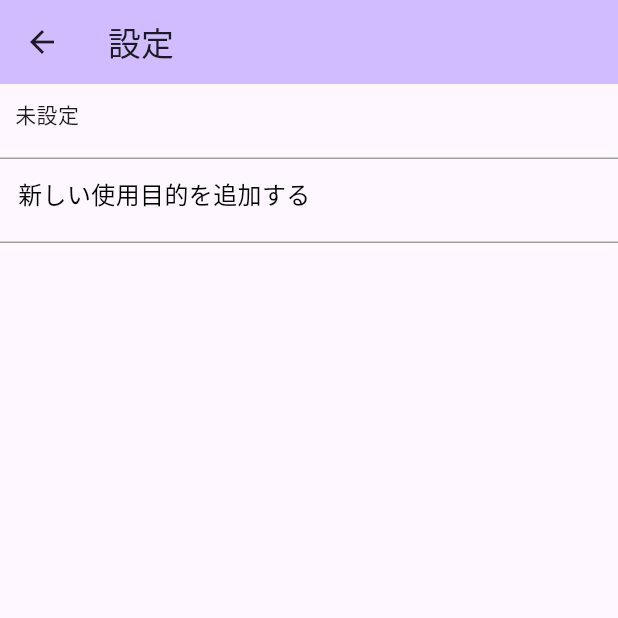
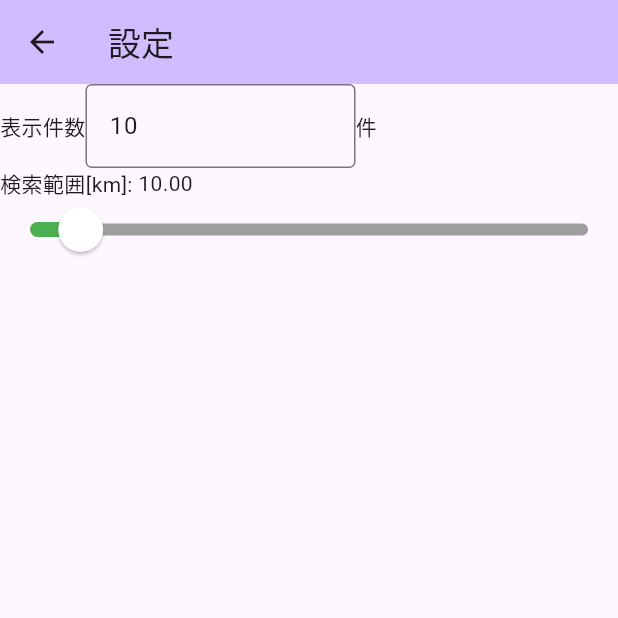
Before and after one commit to starcut/seeking_my_place, a Flutter app: the screen it shows after launch, after a tap on the "settings" icon, on a phone screen of 412 x 824 dp, the top half of it. Run offline on Flutter 3.47's test engine with Material 3 defaults, Android fonts, the phone set to English and light mode, and no system bars; drawn by our look-alikes of flutter_slidable; our stand-ins replace csv, dio, file_picker, flutter_riverpod, geocoding, geolocator and 5 more; accounts and stored records are empty.

Commit message:
お気に入りの表示件数、現在地から表示する距離の範囲、GoogleMapの表示切り替えを実装

```diff
--- a/lib/Provider/home_provider.dart
+++ /dev/null
@@ -1,109 +0,0 @@
-import 'package:flutter_riverpod/flutter_riverpod.dart';
-import 'package:google_maps_flutter/google_maps_flutter.dart';
-import 'package:seeking_my_place/api/controller/database/database_manager.dart';
-
-import 'package:seeking_my_place/api/controller/location/location_manager.dart';
-import 'package:seeking_my_place/entity/favorite_place_entity.dart';
-
-final locationSearchStateNotifierProvider =
-StateNotifierProvider<LocationProvider, LatLng>((ref) {
-  return LocationProvider(const LatLng(0,0));
-});
-
-class LocationProvider extends StateNotifier<LatLng> {
-  LocationProvider(LatLng state) : super(state) {
-    getCurrentPosition();
-  }
-
-  Future getCurrentPosition() async {
-    await LocationManager.shared.request();
-    var position = await LocationManager.shared.determinePosition();
-    state = LatLng(position.latitude, position.longitude);
-  }
-}
-
-final favoritePlaceListStateNotifierProvider =
-StateNotifierProvider<FavoritePlaceProvider, List<FavoritePlaceEntity>>((ref) {
-  return FavoritePlaceProvider([]);
-});
-
-class FavoritePlaceProvider extends StateNotifier<List<FavoritePlaceEntity>> {
-  FavoritePlaceProvider(List<FavoritePlaceEntity> state) : super([]) {
-    getFavoritePlace();
-  }
-
-  Future getFavoritePlace() async {
-    try {
-      state = await DatabaseManager.shared.selectAllPlaces();
-    } on Exception catch (exception) {
-      throw Exception(exception);
-    }
-  }
-}
-
-final favoritePlaceListUpdateStateNotifierProvider =
-StateNotifierProvider<FavoritePlaceUpdateProvider, void>((ref) {
-  return FavoritePlaceUpdateProvider();
-});
-
-class FavoritePlaceUpdateProvider extends StateNotifier<void> {
-  FavoritePlaceUpdateProvider() : super(0);
-
-  Future deleteFavoritePlace(int id) async {
-    try {
-      await DatabaseManager.shared.deleterFavoritePlace(id);
-    } on Exception catch (exception) {
-      throw Exception(exception);
-    }
-  }
-}
-
-final markerListStateNotifierProvider =
-StateNotifierProvider<MarkerListProvider, Set<Marker>>((ref) {
-  return MarkerListProvider(Set());
-});
-
-class MarkerListProvider extends StateNotifier<Set<Marker>> {
-  MarkerListProvider(Set<Marker> state) : super(Set()) {
-    getMarkerList();
-  }
-
-  Future getMarkerList() async {
-    state = Set();
-    var favoritePlaces = <FavoritePlaceEntity>[];
-    try {
-      favoritePlaces = await DatabaseManager.shared.selectAllPlaces();
-    } on Exception catch (exception) {
-      throw Exception(exception);
-    }
-
-    for (var favoritePlace in favoritePlaces) {
-      double? latitude = favoritePlace.latitude;
-      double? longitude = favoritePlace.longitude;
-      if (latitude == null || longitude == null) {
-        continue;
-      }
-
-      var markerColor = BitmapDescriptor.hueRed;
-      switch (favoritePlace.purpose) {
-        case 0:
-          markerColor = BitmapDescriptor.hueRed;
-          break;
-        default:
-          markerColor = BitmapDescriptor.hueYellow;
-          break;
-      }
-
-      state.add(
-          Marker(
-            markerId: MarkerId(favoritePlace.id.toString()),
-            position: LatLng(latitude, longitude),
-            infoWindow: InfoWindow(title: favoritePlace.placeName),
-            icon: BitmapDescriptor.defaultMarkerWithHue(
-              markerColor,
-            ),
-          )
-      );
-    }
-  }
-}
--- /dev/null
+++ b/lib/provider/home_provider.dart
@@ -0,0 +1,252 @@
+import 'dart:math';
+
+import 'package:flutter_riverpod/flutter_riverpod.dart';
+import 'package:google_maps_flutter/google_maps_flutter.dart';
+import 'package:seeking_my_place/api/controller/database/database_manager.dart';
+
+import 'package:seeking_my_place/api/controller/location/location_manager.dart';
+import 'package:seeking_my_place/entity/favorite_place_entity.dart';
+import 'package:shared_preferences/shared_preferences.dart';
+
+class SettingData {
+  final int listCount;
+  final double range;
+
+  SettingData({
+    required this.listCount,
+    required this.range
+  });
+}
+
+final settingStateNotifierProvider = StateNotifierProvider<SettingStateNotifierProvider, SettingData>((ref) {
+  return SettingStateNotifierProvider();
+});
+
+class SettingStateNotifierProvider extends StateNotifier<SettingData> {
+  SettingStateNotifierProvider() : super(SettingData(listCount: 10, range: 10.0)) {
+    loadSettingData();
+  }
+
+  Future<SettingData> loadSettingData() async {
+    SharedPreferences prefs = await SharedPreferences.getInstance();
+    final listCount = prefs.getInt('display_count') ?? 10;
+    final range = prefs.getDouble('display_range') ?? 10.0;
+    state = SettingData(listCount: listCount, range: range);
+    return state;
+  }
+}
+
+final googleMapDisplayStateNotifierProvider = StateNotifierProvider<GoogleMapDisplayStateNotifierProvider, bool>((ref) {
+  return GoogleMapDisplayStateNotifierProvider();
+});
+
+class GoogleMapDisplayStateNotifierProvider extends StateNotifier<bool> {
+  GoogleMapDisplayStateNotifierProvider() : super(true) {
+    loadDisplayGoogleMap();
+  }
+
+  Future loadDisplayGoogleMap() async {
+    final prefs = await SharedPreferences.getInstance();
+    state = prefs.getBool('google_map_display') ?? false;
+  }
+
+  void switchDisplayGoogleMap(bool isDisplay) async {
+    state = isDisplay;
+    final prefs = await SharedPreferences.getInstance();
+    prefs.setBool('google_map_display', state);
+  }
+}
+
+final locationSearchStateNotifierProvider =
+StateNotifierProvider<LocationProvider, LatLng>((ref) {
+  return LocationProvider(const LatLng(0,0));
+});
+
+class LocationProvider extends StateNotifier<LatLng> {
+  LocationProvider(LatLng state) : super(state) {
+    getCurrentPosition();
+  }
+
+  Future getCurrentPosition() async {
+    await LocationManager.shared.request();
+    var position = await LocationManager.shared.determinePosition();
+    state = LatLng(position.latitude, position.longitude);
+  }
+}
+
+final favoritePlaceListStateNotifierProvider =
+StateNotifierProvider<FavoritePlaceProvider, List<FavoritePlaceEntity>>((ref) {
+  return FavoritePlaceProvider([]);
+});
+
+class FavoritePlaceProvider extends StateNotifier<List<FavoritePlaceEntity>> {
+  FavoritePlaceProvider(List<FavoritePlaceEntity> state) : super([]) {
+    getFavoritePlace();
+  }
+
+  Future getFavoritePlace() async {
+    try {
+      final favoriteList = await DatabaseManager.shared.selectAllPlaces();
+      final prefs = await SharedPreferences.getInstance();
+      int countList = prefs.getInt('display_count') ?? 10;
+      double range = prefs.getDouble('display_range') ?? 10.0;
+
+      await LocationManager.shared.request();
+      var position = await LocationManager.shared.determinePosition();
+      var currentLocation = LatLng(position.latitude, position.longitude);
+
+      state = [];
+      for (var favoritePlace in favoriteList) {
+        double? distance = distanceFromCurrentLocation(currentLocation, favoritePlace.longitude, favoritePlace.latitude, favoritePlace.placeName);
+        if (distance == null) {
+          continue;
+        }
+        if (distance <= range) {
+          state.add(favoritePlace);
+          if (state.length >= countList) {
+            return;
+          }
+        }
+      }
+    } on Exception catch (exception) {
+      throw Exception(exception);
+    }
+  }
+
+  double? distanceFromCurrentLocation(LatLng currentLocation, double? longitude, double? latitude, String name) {
+    double? distance;
+    if (longitude == null || latitude == null) {
+      return distance;
+    }
+
+    final currentLatitudeRad = currentLocation.latitude * pi / 180.0;
+    final currentLongitudeRad = currentLocation.longitude * pi / 180.0;
+    final latitudeRad = latitude * pi / 180.0;
+    final longitudeRad = longitude * pi / 180.0;
+
+    final diffLatitude = latitudeRad - currentLatitudeRad;
+    final diffLongitude = longitudeRad - currentLongitudeRad;
+
+    distance = 2.0 * 6371
+        * asin(sqrt(
+            sin(diffLatitude / 2.0) * sin(diffLatitude / 2.0)
+                + cos(currentLatitudeRad) * cos(latitudeRad)
+                * sin(diffLongitude / 2.0) * sin(diffLongitude / 2.0)
+        ));
+    return distance;
+  }
+}
+
+final favoritePlaceListUpdateStateNotifierProvider =
+StateNotifierProvider<FavoritePlaceUpdateProvider, void>((ref) {
+  return FavoritePlaceUpdateProvider();
+});
+
+class FavoritePlaceUpdateProvider extends StateNotifier<void> {
+  FavoritePlaceUpdateProvider() : super(0);
+
+  Future deleteFavoritePlace(int id) async {
+    try {
+      await DatabaseManager.shared.deleterFavoritePlace(id);
+    } on Exception catch (exception) {
+      throw Exception(exception);
+    }
+  }
+}
+
+final markerListStateNotifierProvider =
+StateNotifierProvider<MarkerListProvider, Set<Marker>>((ref) {
+  return MarkerListProvider(Set());
+});
+
+class MarkerListProvider extends StateNotifier<Set<Marker>> {
+  MarkerListProvider(Set<Marker> state) : super(Set()) {
+    getMarkerList();
+  }
+
+  Future getMarkerList() async {
+    var favoritePlaces = <FavoritePlaceEntity>[];
+    List<FavoritePlaceEntity> filteredFavoritePlaces = [];
+    try {
+      favoritePlaces = await DatabaseManager.shared.selectAllPlaces();
+
+      final prefs = await SharedPreferences.getInstance();
+      int countList = prefs.getInt('display_count') ?? 10;
+      double range = prefs.getDouble('display_range') ?? 10.0;
+
+      await LocationManager.shared.request();
+      var position = await LocationManager.shared.determinePosition();
+      var currentLocation = LatLng(position.latitude, position.longitude);
+
+      for (var favoritePlace in favoritePlaces) {
+        double? distance = distanceFromCurrentLocation(currentLocation, favoritePlace.longitude, favoritePlace.latitude, favoritePlace.placeName);
+        if (distance == null) {
+          continue;
+        }
+        if (distance <= range) {
+          filteredFavoritePlaces.add(favoritePlace);
+          if (filteredFavoritePlaces.length >= countList) {
+            break;
+          }
+        }
+      }
+
+    } on Exception catch (exception) {
+      throw Exception(exception);
+    }
+
+    state = Set();
+
+    for (var favoritePlace in filteredFavoritePlaces) {
+      double? latitude = favoritePlace.latitude;
+      double? longitude = favoritePlace.longitude;
+      if (latitude == null || longitude == null) {
+        continue;
+      }
+
+      var markerColor = BitmapDescriptor.hueRed;
+      switch (favoritePlace.purpose) {
+        case 0:
+          markerColor = BitmapDescriptor.hueRed;
+          break;
+        default:
+          markerColor = BitmapDescriptor.hueYellow;
+          break;
+      }
+
+      state.add(
+          Marker(
+            markerId: MarkerId(favoritePlace.id.toString()),
+            position: LatLng(latitude, longitude),
+            infoWindow: InfoWindow(title: favoritePlace.placeName),
+            icon: BitmapDescriptor.defaultMarkerWithHue(
+              markerColor,
+            ),
+          )
+      );
+    }
+  }
+
+  double? distanceFromCurrentLocation(LatLng currentLocation, double? longitude, double? latitude, String name) {
+    double? distance;
+    if (longitude == null || latitude == null) {
+      return distance;
+    }
+
+    final currentLatitudeRad = currentLocation.latitude * pi / 180.0;
+    final currentLongitudeRad = currentLocation.longitude * pi / 180.0;
+    final latitudeRad = latitude * pi / 180.0;
+    final longitudeRad = longitude * pi / 180.0;
+
+    final diffLatitude = latitudeRad - currentLatitudeRad;
+    final diffLongitude = longitudeRad - currentLongitudeRad;
+
+    distance = 2.0 * 6371
+        * asin(sqrt(
+            sin(diffLatitude / 2.0) * sin(diffLatitude / 2.0)
+                + cos(currentLatitudeRad) * cos(latitudeRad)
+                * sin(diffLongitude / 2.0) * sin(diffLongitude / 2.0)
+        ));
+    return distance;
+  }
+}
--- a/lib/view/home_view.dart
+++ b/lib/view/home_view.dart
@@ -19,7 +19,7 @@ import 'package:url_launcher/url_launcher.dart';
 import 'package:seeking_my_place/api/controller/database/database_manager.dart';
 import 'package:seeking_my_place/entity/favorite_place_entity.dart';
 import 'package:seeking_my_place/entity/purpose_entity.dart';
-import 'package:seeking_my_place/Provider/home_provider.dart';
+import 'package:seeking_my_place/provider/home_provider.dart';
 import 'package:seeking_my_place/view/place_register_view.dart';
 import 'package:seeking_my_place/view/setting_view.dart';
 
@@ -33,11 +33,12 @@ class HomeView extends ConsumerWidget {
   Widget build(BuildContext context, WidgetRef ref) {
     // ナビゲーションバーのボタン
     final settingButton = IconButton(icon: const Icon(Icons.settings),
-        onPressed: () => {
-      Navigator.push(context, MaterialPageRoute(
+        onPressed: () async {
+      var result = await Navigator.push(context, MaterialPageRoute(
           builder: (context) {
             return SettingView();
-          }))
+          }));
+      await _updateSettingData(ref);
     });
 
     final registerButton = IconButton(icon: const Icon(Icons.add_location_alt_outlined),
@@ -46,7 +47,7 @@ class HomeView extends ConsumerWidget {
               MaterialPageRoute(builder: (context) => PlaceRegisterView(),)
           );
           if (result) {
-            await _updateFavoritePlaceData(ref);
+            await _updateSettingData(ref);
           }
         }
     );
@@ -77,12 +78,42 @@ class HomeView extends ConsumerWidget {
             body: Consumer(
               builder: (context, ref, child) {
                 return Column(children: [
-                  googleMapView(context, ref),
+                  settingView(ref),
+                  if (ref.watch(googleMapDisplayStateNotifierProvider)) ... [
+                    googleMapView(context, ref),
+                  ],
                   favoriteListView(context, ref)
                 ],);
               }
             )
         )
+    );
+  }
+
+  Widget settingView(WidgetRef ref) {
+    final updateButton = IconButton(icon: const Icon(Icons.refresh),
+        onPressed: () async {
+          await _updateSettingData(ref);
+    });
+
+    return Consumer(
+      builder: (context, ref, _) {
+        final settingData = ref.watch(settingStateNotifierProvider);
+        return Row(
+          children: [
+            Column(
+              crossAxisAlignment: CrossAxisAlignment.start,
+              children: [
+                Text("表示可能件数： ${settingData.listCount}件"),
+                Text("表示可能範囲： ${settingData.range}km")
+              ],
+            ),
+            Spacer(),
+            googleMapSwitch(ref),
+            updateButton
+          ],
+        );
+      },
     );
   }
 
@@ -150,6 +181,19 @@ class HomeView extends ConsumerWidget {
     return distance;
   }
 
+  Widget googleMapSwitch(WidgetRef ref) {
+    bool isDisplay = ref.watch(googleMapDisplayStateNotifierProvider);
+    return Row(
+      children: [
+        Text("GoogleMap\n表示切替", textAlign: TextAlign.center,),
+        Switch(value: isDisplay,
+            onChanged: (value){
+          ref.read(googleMapDisplayStateNotifierProvider.notifier).switchDisplayGoogleMap(value);
+        }),
+      ],
+    );
+  }
+
   Widget favoriteListView(BuildContext context, WidgetRef ref) {
     var favorite = ref.watch(favoritePlaceListStateNotifierProvider);
 
@@ -173,7 +217,7 @@ class HomeView extends ConsumerWidget {
     return Expanded(
         child: RefreshIndicator(
             onRefresh: () async {
-              await _updateFavoritePlaceData(ref);
+              await _updateSettingData(ref);
             },
             child: ListView.builder(
                 itemCount: favorite.length,
@@ -209,7 +253,7 @@ class HomeView extends ConsumerWidget {
                               if (deleteId == null) {
                                 return;
                               }
-                              _updateFavoritePlaceData(ref);
+                              _updateSettingData(ref);
                             },
                                 backgroundColor: Colors.red,
                                 foregroundColor: Colors.white,
@@ -267,10 +311,13 @@ class HomeView extends ConsumerWidget {
     );
   }
 
-  Future _updateFavoritePlaceData(WidgetRef ref) async {
+  Future _updateSettingData(WidgetRef ref) async {
+    await ref.read(settingStateNotifierProvider.notifier).loadSettingData();
     await ref.read(favoritePlaceListStateNotifierProvider.notifier).getFavoritePlace();
     await ref.read(locationSearchStateNotifierProvider.notifier).getCurrentPosition();
-    await ref.read(markerListStateNotifierProvider.notifier).getMarkerList();
+    if (ref.watch(googleMapDisplayStateNotifierProvider)) {
+      await ref.read(markerListStateNotifierProvider.notifier).getMarkerList();
+    }
   }
 
   Future _openWebPage(String url) async {
--- a/lib/view/place_register_view.dart
+++ b/lib/view/place_register_view.dart
@@ -3,7 +3,7 @@ import 'package:flutter/material.dart';
 
 import 'package:flutter_riverpod/flutter_riverpod.dart';
 import 'package:google_maps_flutter/google_maps_flutter.dart';
-import 'package:seeking_my_place/Provider/place_register_provider.dart';
+import 'package:seeking_my_place/provider/place_register_provider.dart';
 
 import 'package:seeking_my_place/entity/favorite_place_entity.dart';
 import 'package:seeking_my_place/entity/purpose_entity.dart';
--- a/lib/view/setting_view.dart
+++ b/lib/view/setting_view.dart
@@ -1,9 +1,11 @@
+import 'package:flutter/cupertino.dart';
 import 'package:flutter/material.dart';
 
 import 'package:flutter_riverpod/flutter_riverpod.dart';
 import 'package:flutter_slidable/flutter_slidable.dart';
 
 import 'package:seeking_my_place/entity/purpose_entity.dart';
+import 'package:seeking_my_place/provider//setting_provider.dart';
 import 'package:seeking_my_place/view_model/setting_view_model.dart';
 
 class SettingView extends ConsumerWidget {
@@ -95,12 +97,116 @@ class SettingView extends ConsumerWidget {
           backgroundColor: Theme.of(context).colorScheme.inversePrimary,
           title: const Text("設定"),
         ),
-        body: purposeListView);
+        body:  Column(
+          children: [
+            countSettingWidget(context, ref),
+            rangeSettingWidget(context, ref)
+          ],
+        ));
+  }
+
+  Widget countSettingWidget(BuildContext context, WidgetRef ref) {
+    var count = ref.watch(listCountSettingProvider);
+    var controller = TextEditingController(text: count.listCount.toString());
+
+    return Row(
+        mainAxisAlignment: MainAxisAlignment.start,
+        children: [
+          const Text("表示件数"),
+          SizedBox(
+            width: 180,
+            child: TextFormField(
+            controller: controller,
+            decoration: const InputDecoration(
+              border: OutlineInputBorder(),
+            ),
+            onTap: () {
+              // キーボードが出ないようにする
+              FocusScope.of(context).requestFocus(new FocusNode());
+              showPicker(context, ref, controller);
+            },
+          ),),
+          const Text("件")
+          ]
+    );
+  }
+
+  void showPicker(BuildContext context, WidgetRef ref, TextEditingController controller) {
+    final countList = [1, 10, 20, 30, 50, 75, 100, 200, 300, 500];
+    final list = countList.map((item) {
+      return Text(item.toString());
+    }).toList();
+
+    showCupertinoModalPopup<void>(context: context,
+        builder: (BuildContext context) {
+          return SizedBox(
+            height: 216,
+            child: GestureDetector(
+                onTap: () {
+                  Navigator.pop(context);
+                },
+                child: CupertinoPicker(
+                  backgroundColor: Colors.white,
+                  itemExtent: 32,
+                  children: list,
+                  onSelectedItemChanged: (int index) {
+                    ref.read(listCountSettingProvider.notifier).updateListCount(countList[index], index);
+                    print("更新後の表示件数${countList[index]}");
+                  },
+                )
+            ),
+          );
+        }).then((_) {
+          final countSetting = ref.read(listCountSettingProvider);
+          controller.value = TextEditingValue(text: countSetting.toString());
+    });
+  }
+
+  Widget rangeSettingWidget(BuildContext context, WidgetRef ref) {
+    var range = ref.watch(rangeSettingProvider);
+
+    return Column(
+        mainAxisAlignment: MainAxisAlignment.start,
+        children: [
+          Row(
+            children: [
+              const Text("検索範囲[km]: "),
+              Text(range.toStringAsFixed(2))
+            ],
+          ),
+          SliderTheme(
+              data: SliderTheme.of(context).copyWith(
+                activeTrackColor: Colors.green,
+                inactiveTrackColor: Colors.grey,
+                trackHeight: 8.0,
+                thumbColor: Colors.white,
+                overlayColor: Colors.blue,
+                thumbShape: const RoundSliderThumbShape(enabledThumbRadius: 15.0),
+                overlayShape: const RoundSliderOverlayShape(overlayRadius: 20.0),
+              ),
+              child: Slider(value: range,
+                  min: 1,
+                  max: 100,
+                  onChanged: (rangeValue) async {
+                double rangeValueAbout = double.parse(rangeValue.toStringAsFixed(2));
+                await ref.read(rangeSettingProvider.notifier).updateRange(rangeValueAbout);
+                print("更新後：${rangeValue}");
+              })
+          )
+        ],
+      );
   }
 
   Widget purposeListCell(BuildContext context, WidgetRef ref, PurposeEntity entity) =>
       GestureDetector(
         child: Container(
+          padding: const EdgeInsets.all(0),
+          decoration: const BoxDecoration(
+              border: Border(bottom: BorderSide(color: Colors.grey, width: 1.0))
+          ),
+          width: MediaQuery.of(context).size.width,
+          height: 65,
+          child: Container(
             padding: const EdgeInsets.all(12.0),
             decoration: const BoxDecoration(
                 border:
@@ -126,7 +232,7 @@ class SettingView extends ConsumerWidget {
                 ),
               ],
             )),
-      );
+      ));
 
   Widget newPurposeRegisterCell(BuildContext context, WidgetRef ref) {
     return GestureDetector(
--- a/pubspec.yaml
+++ b/pubspec.yaml
@@ -52,6 +52,7 @@ dependencies:
   share_plus: ^12.0.1
   path_provider: ^2.1.5
   file_picker: ^10.3.3
+  shared_preferences: ^2.5.3
 
 dev_dependencies:
   flutter_test:
```
Also changed, not shown: lib/provider/setting_provider.dart (added, +92 -0 lines), lib/provider/place_register_provider.dart (renamed from lib/Provider/place_register_provider.dart), pubspec.lock, 1 other file.
